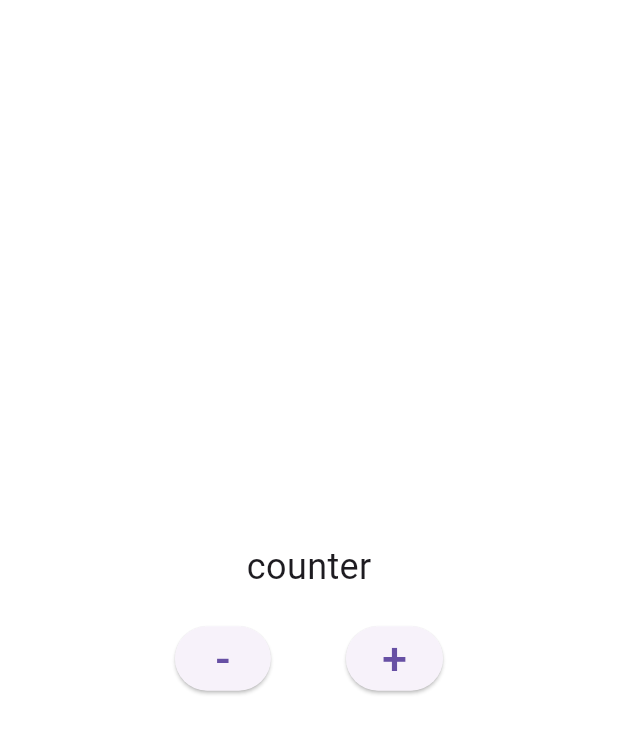
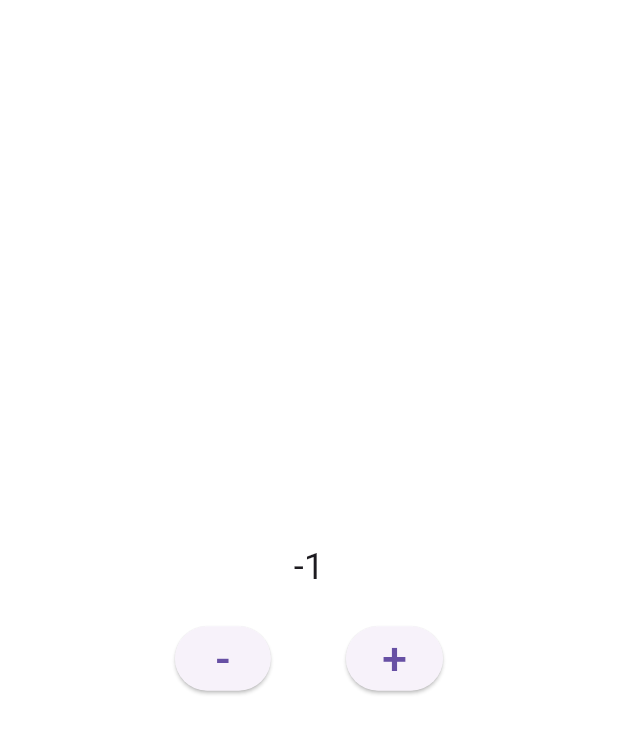
Before and after one commit to AbdelrhmanElsoot/bloc_learning, a Flutter app: the screen it shows after launch, after a tap on an icon or button, on a phone screen of 412 x 824 dp. Shown: the top 734 px of the screen. Run offline on Flutter 3.47's test engine with Material 3 defaults, Android fonts, the phone set to English and light mode, and no system bars; our stand-ins replace flutter_bloc.

Commit message:
BlocProvider and BlocBuilder

```diff
--- /dev/null
+++ b/bloc_learning_eng_usama_course/lib/counter_cubit/counter_app_with_cubit.dart
@@ -0,0 +1,58 @@
+import 'package:bloc_learning_eng_usama_course/counter_cubit/cubit/counter_cubit.dart';
+import 'package:flutter/material.dart';
+import 'package:flutter_bloc/flutter_bloc.dart';
+
+class CounterAppScreenWithCubit extends StatelessWidget {
+  const CounterAppScreenWithCubit({super.key});
+
+  @override
+  Widget build(BuildContext context) {
+    return BlocProvider(
+      create: (context) => CounterCubit(),
+
+      // Create and provide CounterCubit for all widgets below in the widget tree
+      // it make diffrent context to use for BlocBuilder
+      // Context of BlocProvider Nit same The Context of Widget build
+      child: BlocBuilder<CounterCubit, CounterState>(
+        // BlocBuilder updates this part of the UI when the Cubit changes its state
+        // We can wrap only the widget we want to rebuild, not the whole screen
+        builder: (context, state) {
+          // context gives us access to the Cubit from BlocProvider
+          // state is the current state of the Cubit
+
+          return Scaffold(
+            backgroundColor: Colors.white,
+            body: Center(
+              child: Column(
+                crossAxisAlignment: CrossAxisAlignment.center,
+                mainAxisAlignment: MainAxisAlignment.center,
+                children: [
+                  Text(state.count.toString(), style: TextStyle(fontSize: 24)),
+                  SizedBox(height: 20),
+                  Row(
+                    mainAxisAlignment: MainAxisAlignment.center,
+                    children: [
+                      ElevatedButton(
+                        onPressed: () {
+                          context.read<CounterCubit>().decrement();
+                        },
+                        child: Text('-', style: TextStyle(fontSize: 30)),
+                      ),
+                      SizedBox(width: 50),
+                      ElevatedButton(
+                        onPressed: () {
+                          context.read<CounterCubit>().increment();
+                        },
+                        child: Text('+', style: TextStyle(fontSize: 30)),
+                      ),
+                    ],
+                  ),
+                ],
+              ),
+            ),
+          );
+        },
+      ),
+    );
+  }
+}
--- a/bloc_learning_eng_usama_course/lib/counter_cubit/counter_cubit.dart
+++ /dev/null
@@ -1,36 +0,0 @@
-import 'package:flutter/material.dart';
-
-class CounterAppScreenWithCubit extends StatelessWidget {
-  const CounterAppScreenWithCubit({super.key});
-
-  @override
-  Widget build(BuildContext context) {
-    return Scaffold(
-      backgroundColor: Colors.white,
-      body: Center(
-        child: Column(
-          crossAxisAlignment: CrossAxisAlignment.center,
-          mainAxisAlignment: MainAxisAlignment.center,
-          children: [
-            Text('counter', style: TextStyle(fontSize: 24)),
-            SizedBox(height: 20),
-            Row(
-              mainAxisAlignment: MainAxisAlignment.center,
-              children: [
-                ElevatedButton(
-                  onPressed: () {},
-                  child: Text('-', style: TextStyle(fontSize: 30)),
-                ),
-                SizedBox(width: 50),
-                ElevatedButton(
-                  onPressed: () {},
-                  child: Text('+', style: TextStyle(fontSize: 30)),
-                ),
-              ],
-            ),
-          ],
-        ),
-      ),
-    );
-  }
-}
--- a/bloc_learning_eng_usama_course/lib/main.dart
+++ b/bloc_learning_eng_usama_course/lib/main.dart
@@ -1,4 +1,4 @@
-import 'package:bloc_learning_eng_usama_course/counter_cubit/counter_cubit.dart';
+import 'package:bloc_learning_eng_usama_course/counter_cubit/counter_app_with_cubit.dart';
 import 'package:flutter/material.dart';
 
 void main() {
```
